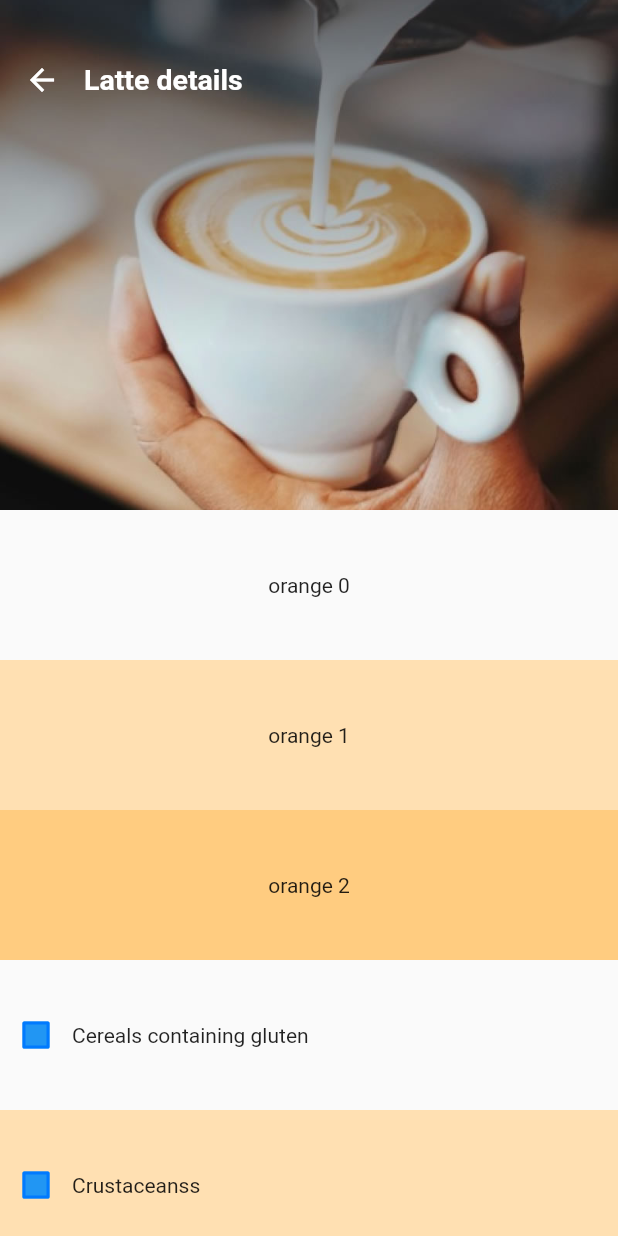
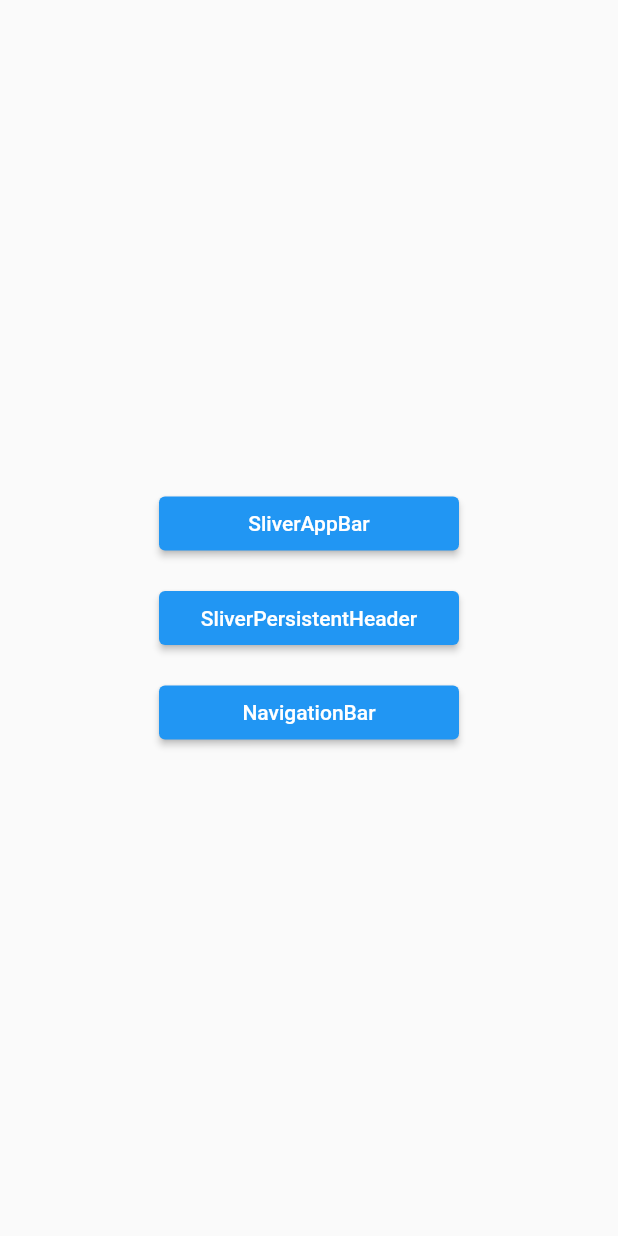
Before and after one commit to hesptech/flutter_silver_2, a Flutter app: the screen it shows after launch, on a phone screen of 412 x 824 dp. Run offline on Flutter 3.47's test engine with Material 2 defaults, Android fonts, the phone set to English and light mode, and no system bars.

Commit message:
feat: NavigationBar. refactor: navigation from home

```diff
--- /dev/null
+++ b/lib/home_screen.dart
@@ -0,0 +1,52 @@
+import 'package:flutter/material.dart';
+import 'package:flutter_sliver_2/custom_bottom_navigation.dart';
+import 'package:flutter_sliver_2/sliver_app_bar_screen.dart';
+import 'package:flutter_sliver_2/sliver_persistent_header_screen.dart';
+
+class HomeScreen extends StatelessWidget {
+  const HomeScreen({super.key});
+
+  @override
+  Widget build(BuildContext context) {
+    return Scaffold(
+      body: Center(
+        child: Center(
+          child: Column(
+            mainAxisAlignment: MainAxisAlignment.center,
+            children: [
+              SizedBox(
+                width: 200,
+                child: ElevatedButton(
+                  onPressed: (){
+                    Navigator.of(context).push(MaterialPageRoute(builder: (context) => const SliverAppBarScreen()));
+                  },
+                  child: const Text('SliverAppBar')
+                ),
+              ),
+              const SizedBox(height: 15),
+              SizedBox(
+                width: 200,
+                child: ElevatedButton(
+                  onPressed: (){
+                    Navigator.of(context).push(MaterialPageRoute(builder: (context) => const SliverPersistentHeaderScreen()));
+                  },
+                  child: const Text('SliverPersistentHeader')
+                ),
+              ),
+              const SizedBox(height: 15),
+              SizedBox(
+                width: 200,
+                child: ElevatedButton(
+                  onPressed: (){
+                    Navigator.of(context).push(MaterialPageRoute(builder: (context) => const CustomBottomNavigation()));
+                  },
+                  child: const Text('NavigationBar')
+                ),
+              ),
+            ],
+          ),
+        ),
+      ),
+    );
+  }
+}
--- a/lib/main.dart
+++ b/lib/main.dart
@@ -1,6 +1,5 @@
 import 'package:flutter/material.dart';
-import 'package:flutter_sliver_2/sliver_app_bar_screen.dart';
-import 'package:flutter_sliver_2/sliver_persistent_header_screen.dart';
+import 'package:flutter_sliver_2/home_screen.dart';
 
 void main() {
   runApp(const MainApp());
@@ -15,7 +14,8 @@ class MainApp extends StatelessWidget {
     return const MaterialApp(
       debugShowCheckedModeBanner: false,
       //home: SliverAppBarScreen(),
-      home: SliverPersistentHeaderScreen(),
+      //home: SliverPersistentHeaderScreen(),
+      home: HomeScreen(),
     );
   }
 }
--- a/lib/persistent_content_screen.dart
+++ b/lib/persistent_content_screen.dart
@@ -1,5 +1,4 @@
 import 'package:flutter/material.dart';
-import 'package:flutter/services.dart';
 
 class PersistentContentScreen extends StatefulWidget {
   const PersistentContentScreen({super.key});
--- a/lib/persistent_header_screen.dart
+++ b/lib/persistent_header_screen.dart
@@ -62,7 +62,9 @@ class PersistentHeaderScreen extends SliverPersistentHeaderDelegate {
                 Visibility(
                   visible: true,
                   child: InkWell(
-                    onTap: () {},
+                    onTap: () {
+                      Navigator.of(context).pop();
+                    },
                     child: const Icon(
                       Icons.arrow_back_outlined,
                       color: Colors.white,
```
Also changed, not shown: lib/custom_bottom_navigation.dart (added, +57 -0 lines), lib/home_navbar_screen.dart (added, +30 -0 lines), lib/sliver_app_bar_screen.dart (+6 -1 lines).
